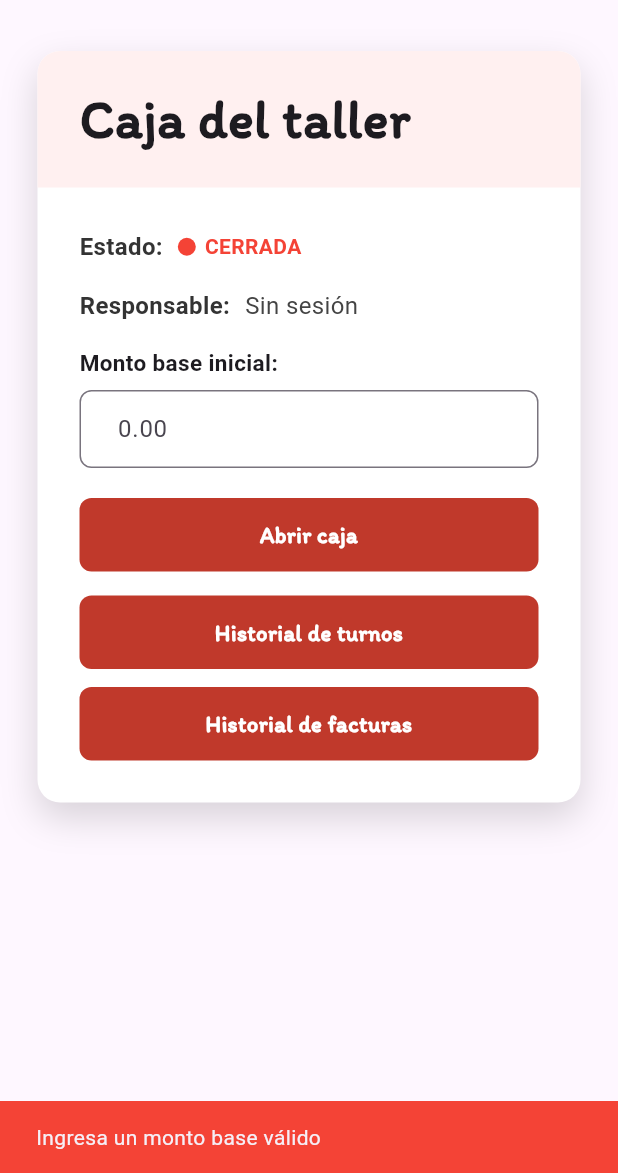
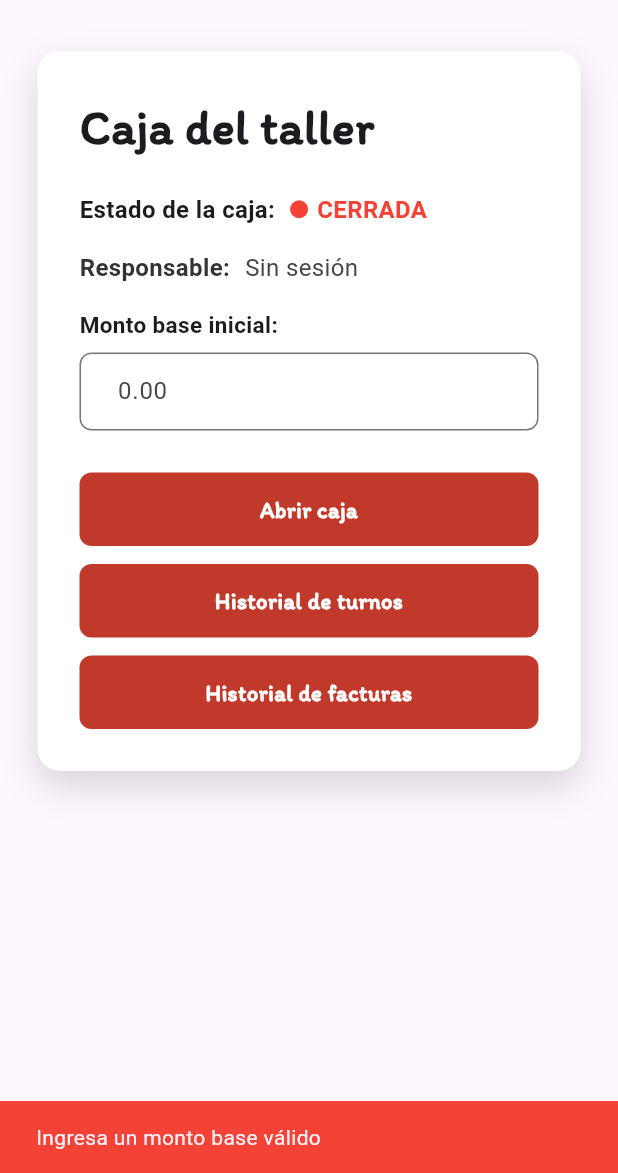
Before and after one commit to Mocosa-com/Taller-Rodriguez-2.0, a Flutter app: the CajaPage screen opened by its route, after a tap on "Abrir caja", on a phone screen of 412 x 824 dp, the part 63-1236 px from its top. Run offline on Flutter 3.47's test engine with Material 3 defaults, Android fonts, the phone set to English and light mode, and no system bars; our stand-ins replace equatable, fl_chart, flutter_dotenv, image_picker, pdf, shared_preferences and 1 more; missing offline and left inert: dart:html; accounts and stored records are empty.

Commit message:
Cambios realizados

```diff
--- a/lib/pages/caja/caja.dart
+++ b/lib/pages/caja/caja.dart
@@ -48,7 +48,6 @@ class _CajaPageState extends State<CajaPage> {
       _mostrarMensaje('Ingresa un monto base válido', isError: true);
       return;
     }
-
     setState(() => _cargando = true);
     final resultado = await CajaService.abrirCaja(base);
     if (resultado['success'] == true) {
@@ -63,7 +62,6 @@ class _CajaPageState extends State<CajaPage> {
 
   Future<void> _cerrarCaja() async {
     if (_cajaAbierta == null) return;
-
     final confirmar = await showDialog<bool>(
       context: context,
       builder: (ctx) => AlertDialog(
@@ -79,9 +77,7 @@ class _CajaPageState extends State<CajaPage> {
         ],
       ),
     );
-
     if (confirmar != true) return;
-
     setState(() => _cargando = true);
     final resultado = await CajaService.cerrarCaja(_cajaAbierta!['id']);
     if (resultado['success'] == true) {
@@ -134,10 +130,10 @@ class _CajaPageState extends State<CajaPage> {
                 ? const Center(child: CircularProgressIndicator())
                 : SingleChildScrollView(
                     padding: const EdgeInsets.symmetric(vertical: 20, horizontal: 25),
-                    child: Center(
-                      child: ConstrainedBox(
-                        constraints: const BoxConstraints(maxWidth: 700),
-                        child: Container(
+                    child: Column(
+                      crossAxisAlignment: CrossAxisAlignment.start,
+                      children: [
+                        Container(
                           width: double.infinity,
                           decoration: BoxDecoration(
                             color: Colors.white,
@@ -150,32 +146,29 @@ class _CajaPageState extends State<CajaPage> {
                               ),
                             ],
                           ),
-                          child: Column(
-                            crossAxisAlignment: CrossAxisAlignment.start,
-                            children: [
-                              // Header
-                              Container(
-                                width: double.infinity,
-                                padding: const EdgeInsets.symmetric(horizontal: 28, vertical: 20),
-                                decoration: const BoxDecoration(
-                                  color: Color(0xFFFFF0F0),
-                                  borderRadius: BorderRadius.vertical(top: Radius.circular(15)),
-                                ),
-                                child: const Text('Caja del taller',
-                                  style: TextStyle(fontSize: 36, fontWeight: FontWeight.bold, fontFamily: 'Itim')),
-                              ),
-
-                              Padding(
                           padding: const EdgeInsets.all(28),
                           child: Column(
                             crossAxisAlignment: CrossAxisAlignment.start,
                             children: [
+                              const Text(
+                                'Caja del taller',
+                                style: TextStyle(
+                                  fontSize: 32,
+                                  fontWeight: FontWeight.bold,
+                                  fontFamily: 'Itim',
+                                ),
+                              ),
+                              const SizedBox(height: 20),
+
                               // Estado
-                                    _infoRow('Estado:', Row(
-                                      mainAxisSize: MainAxisSize.min,
+                              Row(
                                 children: [
+                                  const Text('Estado de la caja:',
+                                      style: TextStyle(fontSize: 16, fontWeight: FontWeight.w600)),
+                                  const SizedBox(width: 10),
                                   Container(
-                                          width: 12, height: 12,
+                                    width: 12,
+                                    height: 12,
                                     decoration: BoxDecoration(
                                       color: _cajaAbierta != null ? Colors.green : Colors.red,
                                       shape: BoxShape.circle,
@@ -186,43 +179,28 @@ class _CajaPageState extends State<CajaPage> {
                                     _cajaAbierta != null ? 'ABIERTA' : 'CERRADA',
                                     style: TextStyle(
                                       fontWeight: FontWeight.bold,
+                                      fontSize: 16,
                                       color: _cajaAbierta != null ? Colors.green : Colors.red,
                                     ),
                                   ),
                                 ],
-                                    )),
-                                    const SizedBox(height: 16),
-
-                                    // Responsable (quien está logueado)
-                                    _infoRow('Responsable:', Text(nombreEmpleado,
-                                      style: const TextStyle(fontSize: 16, color: Color(0xFF444444)))),
+                              ),
                               const SizedBox(height: 16),
 
                               if (_cajaAbierta != null) ...[
-                                      // Fecha apertura
-                                      _infoRow('Fecha apertura:', Text(
-                                        _cajaAbierta!['fecha']?.toString() ?? '-',
-                                        style: const TextStyle(fontSize: 16, color: Color(0xFF444444)),
-                                      )),
+                                _infoRow('Fecha:', _cajaAbierta!['fecha']?.toString() ?? '-'),
                                 const SizedBox(height: 16),
-
-                                      // Hora apertura
-                                      _infoRow('Hora apertura:', Text(
-                                        _cajaAbierta!['hora_apertura']?.toString() ?? '-',
-                                        style: const TextStyle(fontSize: 16, color: Color(0xFF444444)),
-                                      )),
+                                _infoRow('Hora apertura:', _cajaAbierta!['hora_apertura']?.toString() ?? '-'),
                                 const SizedBox(height: 16),
-
-                                      // Base inicial
-                                      _infoRow('Base inicial:', Text(
-                                        '\$${_cajaAbierta!['base_inicial']?.toString() ?? '0'}',
-                                        style: const TextStyle(fontSize: 16, color: Color(0xFF444444)),
-                                      )),
+                                _infoRow('Responsable:', nombreEmpleado),
                                 const SizedBox(height: 16),
-
-                                      // Efectivo actual editable
-                                      _infoRow('Efectivo actual:', Row(
+                                _infoRow('Base inicial:', '\$${_cajaAbierta!['base_inicial']?.toString() ?? '0'}'),
+                                const SizedBox(height: 16),
+                                Row(
                                   children: [
+                                    const Text('Efectivo actual:',
+                                        style: TextStyle(fontSize: 16, fontWeight: FontWeight.w600)),
+                                    const SizedBox(width: 10),
                                     SizedBox(
                                       width: 120,
                                       child: TextField(
@@ -243,16 +221,10 @@ class _CajaPageState extends State<CajaPage> {
                                       child: const Text('Actualizar'),
                                     ),
                                   ],
-                                      )),
-                                      const SizedBox(height: 32),
-
-                                      // Botón cerrar
-                                      SizedBox(
-                                        width: double.infinity,
-                                        child: _CajaButton(label: 'Cerrar caja', onTap: _cerrarCaja),
                                 ),
                               ] else ...[
-                                      // Campo base inicial para abrir
+                                _infoRow('Responsable:', nombreEmpleado),
+                                const SizedBox(height: 16),
                                 const Text('Monto base inicial:',
                                     style: TextStyle(fontWeight: FontWeight.w600, fontSize: 15)),
                                 const SizedBox(height: 8),
@@ -267,30 +239,75 @@ class _CajaPageState extends State<CajaPage> {
                                     contentPadding: const EdgeInsets.symmetric(horizontal: 12, vertical: 14),
                                   ),
                                 ),
-                                      const SizedBox(height: 20),
-                                      SizedBox(
-                                        width: double.infinity,
-                                        child: _CajaButton(label: 'Abrir caja', onTap: _abrirCaja),
-                                      ),
                               ],
 
-                                    const SizedBox(height: 16),
+                              const SizedBox(height: 28),
 
-                                    // Botones historial siempre visibles
+                              // ── Botones ──────────────────────────────────
                               isWide
                                   ? Row(
                                       children: [
-                                              Expanded(child: _CajaButton(label: 'Historial de turnos', onTap: () => Navigator.pushNamed(context, '/historialTurnos'))),
+                                        if (_cajaAbierta == null)
+                                          Expanded(
+                                            child: _CajaButton(
+                                              label: 'Abrir caja',
+                                              onTap: _abrirCaja,
+                                            ),
+                                          ),
+                                        if (_cajaAbierta != null) ...[
+                                          Expanded(
+                                            child: _CajaButton(
+                                              label: 'Cerrar caja',
+                                              onTap: _cerrarCaja,
+                                            ),
+                                          ),
                                           const SizedBox(width: 12),
-                                              Expanded(child: _CajaButton(label: 'Historial de facturas', onTap: () => Navigator.pushNamed(context, '/historialFacturas'))),
+                                          Expanded(
+                                            child: _CajaButton(
+                                              label: 'Facturar',
+                                              onTap: () => Navigator.pushNamed(context, '/facturacion'),
+                                            ),
+                                          ),
+                                        ],
+                                        const SizedBox(width: 12),
+                                        Expanded(
+                                          child: _CajaButton(
+                                            label: 'Historial de turnos',
+                                            onTap: () => Navigator.pushNamed(context, '/historialTurnos'),
+                                          ),
+                                        ),
+                                        const SizedBox(width: 12),
+                                        Expanded(
+                                          child: _CajaButton(
+                                            label: 'Historial de facturas',
+                                            onTap: () => Navigator.pushNamed(context, '/historialFacturas'),
+                                          ),
+                                        ),
                                       ],
                                     )
                                   : Column(
                                       crossAxisAlignment: CrossAxisAlignment.stretch,
                                       children: [
-                                              _CajaButton(label: 'Historial de turnos', onTap: () => Navigator.pushNamed(context, '/historialTurnos')),
+                                        if (_cajaAbierta == null)
+                                          _CajaButton(label: 'Abrir caja', onTap: _abrirCaja),
+                                        if (_cajaAbierta != null) ...[
+                                          _CajaButton(label: 'Cerrar caja', onTap: _cerrarCaja),
                                           const SizedBox(height: 12),
-                                              _CajaButton(label: 'Historial de facturas', onTap: () => Navigator.pushNamed(context, '/historialFacturas')),
+                                          _CajaButton(
+                                            label: 'Facturar',
+                                            onTap: () => Navigator.pushNamed(context, '/facturacion'),
+                                          ),
+                                        ],
+                                        const SizedBox(height: 12),
+                                        _CajaButton(
+                                          label: 'Historial de turnos',
+                                          onTap: () => Navigator.pushNamed(context, '/historialTurnos'),
+                                        ),
+                                        const SizedBox(height: 12),
+                                        _CajaButton(
+                                          label: 'Historial de facturas',
+                                          onTap: () => Navigator.pushNamed(context, '/historialFacturas'),
+                                        ),
                                       ],
                                     ),
                             ],
@@ -300,21 +317,20 @@ class _CajaPageState extends State<CajaPage> {
                     ),
                   ),
           ),
-                    ),
-                  ),
-          ),
         ],
       ),
     );
   }
 
-  Widget _infoRow(String label, Widget value) {
+  Widget _infoRow(String label, String value) {
     return Row(
       crossAxisAlignment: CrossAxisAlignment.center,
       children: [
-        Text(label, style: const TextStyle(fontSize: 16, fontWeight: FontWeight.w600, color: Color(0xFF333333))),
+        Text(label,
+            style: const TextStyle(
+                fontSize: 16, fontWeight: FontWeight.w600, color: Color(0xFF333333))),
         const SizedBox(width: 10),
-        value,
+        Text(value, style: const TextStyle(fontSize: 16, color: Color(0xFF444444))),
       ],
     );
   }
@@ -324,6 +340,7 @@ class _CajaButton extends StatefulWidget {
   final String label;
   final VoidCallback onTap;
   final double? width;
+
   const _CajaButton({required this.label, required this.onTap, this.width});
 
   @override
@@ -351,12 +368,22 @@ class _CajaButtonState extends State<_CajaButton> {
             color: _hovered ? _hover : _base,
             borderRadius: BorderRadius.circular(8),
             boxShadow: _hovered
-                ? [BoxShadow(color: _base.withValues(alpha: 0.4), blurRadius: 10, offset: const Offset(0, 4))]
+                ? [BoxShadow(
+                    color: _base.withValues(alpha: 0.4),
+                    blurRadius: 10,
+                    offset: const Offset(0, 4))]
                 : [],
           ),
-          child: Text(widget.label,
+          child: Text(
+            widget.label,
             textAlign: TextAlign.center,
-            style: const TextStyle(color: Colors.white, fontSize: 15, fontWeight: FontWeight.bold, fontFamily: 'Itim')),
+            style: const TextStyle(
+              color: Colors.white,
+              fontSize: 15,
+              fontWeight: FontWeight.bold,
+              fontFamily: 'Itim',
+            ),
+          ),
         ),
       ),
     );
```
Also changed, not shown: lib/pages/caja/historialTurnos.dart (+5 -3 lines), lib/pages/clientes/clientes.dart (+50 -16 lines), lib/pages/empleados/empleados.dart (+82 -71 lines), lib/pages/ofertas/ofertas.dart (+10 -3 lines), lib/pages/proveedores/proveedores.dart (+16 -2 lines), lib/pages/vehiculos/vehiculos.dart (+17 -7 lines), lib/main.dart (line endings or trailing spaces). Lines whose indentation alone changed are shown as unchanged.
